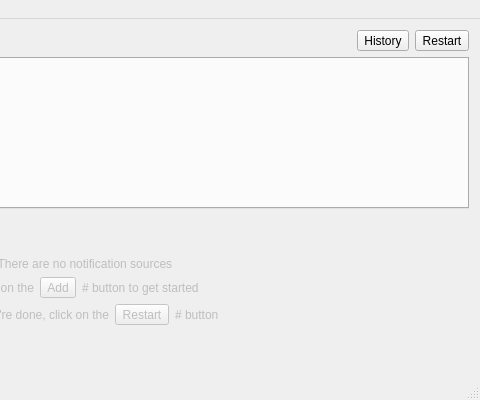
Above: app/src/MainWindow/MainWindow.ui from emmaexe/ntfyDesktop before the change; both pictures show x 320 to 800 and y 0 to 400 of the 800 by 400 pixel window. Below: the same form after it.
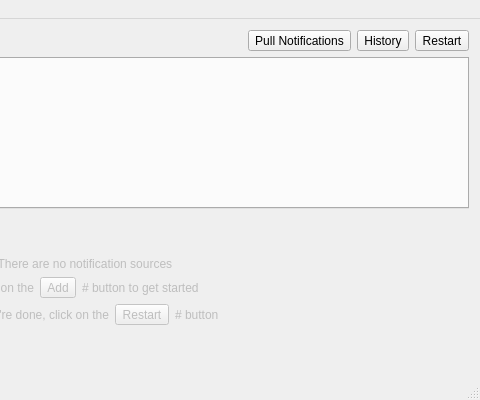
That is the form after the change. Icons and pictures are not drawn.

```diff
--- a/app/src/MainWindow/MainWindow.ui
+++ b/app/src/MainWindow/MainWindow.ui
@@ -91,6 +91,25 @@
         </property>
        </spacer>
       </item>
+      <item>
+       <widget class="QToolButton" name="pullButton">
+        <property name="toolTip">
+         <string>Pulls and fires all cached notifications from the server for all notification sources.</string>
+        </property>
+        <property name="whatsThis">
+         <string>This is a button that pulls and all cached notifications from the server for all notification sources. It then shows the notifications and updates/inserts them into the history database.</string>
+        </property>
+        <property name="text">
+         <string>Pull Notifications</string>
+        </property>
+        <property name="icon">
+         <iconset theme="download"/>
+        </property>
+        <property name="toolButtonStyle">
+         <enum>Qt::ToolButtonStyle::ToolButtonTextBesideIcon</enum>
+        </property>
+       </widget>
+      </item>
       <item>
        <widget class="QToolButton" name="historyButton">
         <property name="cursor">
```
Left out of the diff: 2 changed lines with no effect on the pictures.
